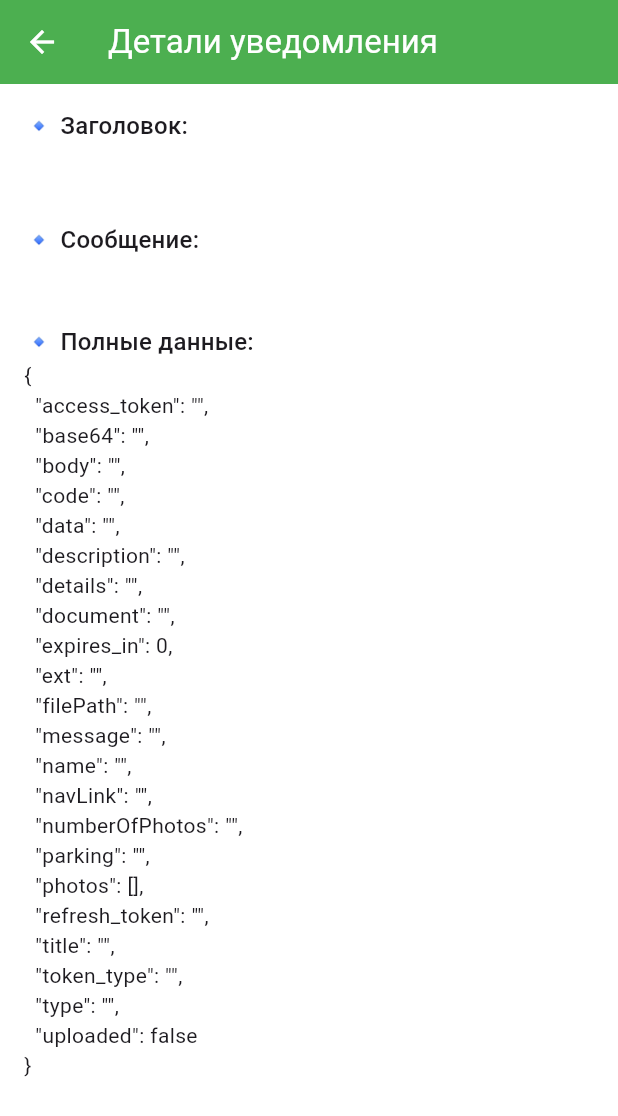
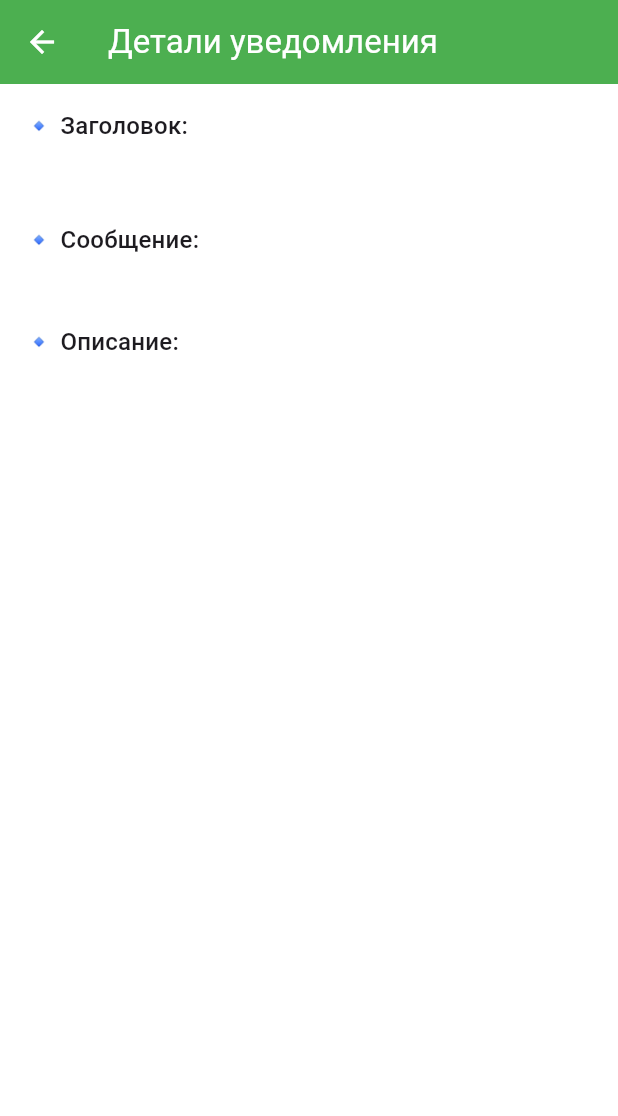
Before and after one commit to Heijin/ProfitLeagueDocuments, a Flutter app: the PushDetailsScreen screen opened directly with empty values, on a phone screen of 412 x 824 dp. Shown: the top 1116 px of the screen. Run offline on Flutter 3.47's test engine with Material 3 defaults, Android fonts, the phone set to English and light mode, and no system bars; our stand-ins replace firebase_core, firebase_messaging, flutter_local_notifications, flutter_secure_storage, image_picker, percent_indicator and 1 more; missing offline and left inert: mobile_scanner, pro_image_editor; accounts and stored records are empty; network calls fail; project files that could hold a hidden picture were left out.

Commit message:
навигационное меню список задач

```diff
--- a/lib/features/auth/screens/authorization_screen.dart
+++ b/lib/features/auth/screens/authorization_screen.dart
@@ -3,13 +3,13 @@ import 'package:flutter/material.dart';
 import 'package:crypto/crypto.dart';
 import 'package:firebase_messaging/firebase_messaging.dart';
 import 'package:profit_league_documents/api/api_client.dart';
-import 'package:profit_league_documents/features/documents/screens/document_screen.dart';
 import 'package:profit_league_documents/features/auth/screens/registration_screen.dart';
 import 'package:profit_league_documents/shared/auth_storage.dart';
 import 'package:profit_league_documents/shared/widgets/company_footer.dart';
 import 'package:profit_league_documents/firebase/firebase_service.dart';
 import 'package:profit_league_documents/features/notifications/screens/push_details_screen.dart';
 import 'package:profit_league_documents/navigation_service.dart';
+import 'package:profit_league_documents/main_navigation.dart';
 
 class AuthorizationScreen extends StatefulWidget {
   final ApiClient apiClient;
@@ -80,7 +80,8 @@ class _AuthorizationScreenState extends State<AuthorizationScreen> {
         Navigator.pushReplacement(
           context,
           MaterialPageRoute(
-            builder: (context) => DocumentScreen(apiClient: widget.apiClient),
+            //builder: (context) => DocumentScreen(apiClient: widget.apiClient),
+            builder: (_) => MainNavigation(apiClient: widget.apiClient),
           ),
         );
       }
--- a/lib/features/notifications/screens/push_details_screen.dart
+++ b/lib/features/notifications/screens/push_details_screen.dart
@@ -1,18 +1,84 @@
+import 'package:flutter/material.dart';
+import 'package:profit_league_documents/api/api_client.dart';
 import 'dart:convert';
-import 'package:flutter/material.dart';
 
-class PushDetailsScreen extends StatelessWidget {
+class PushDetailsScreen extends StatefulWidget {
   final Map<String, dynamic> data;
 
   const PushDetailsScreen({super.key, required this.data});
 
   @override
+  State<PushDetailsScreen> createState() => _PushDetailsScreenState();
+}
+
+class _PushDetailsScreenState extends State<PushDetailsScreen> {
+  bool _isTakingTask = false;
+  bool _taskTaken = false;
+  String? _errorMessage;
+
+  final ApiClient _apiClient = ApiClient();
+
+  Future<void> _takeOnTask(String id) async {
+    final confirmed = await showDialog<bool>(
+      context: context,
+      builder: (context) => AlertDialog(
+        title: const Text('Подтверждение'),
+        content: const Text('Вы точно берете в работу?'),
+        actions: [
+          TextButton(
+            onPressed: () => Navigator.pop(context, false),
+            child: const Text('Нет'),
+          ),
+          TextButton(
+            onPressed: () => Navigator.pop(context, true),
+            child: const Text('Да'),
+          ),
+        ],
+      ),
+    );
+
+    if (confirmed != true) return;
+
+    setState(() {
+      _isTakingTask = true;
+      _errorMessage = null;
+    });
+
+    try {
+      final response = await _apiClient.get('/takeOnTask?id=$id');
+      final body = response.body;
+      if (response.statusCode == 200) {
+        setState(() {
+          _taskTaken = true;
+        });
+      } else {
+        final decoded = json.decode(body);
+        _errorMessage = 'Ошибка: ${decoded['message']}';
+      }
+    } catch (e) {
+      setState(() {
+        _errorMessage = e.toString();
+      });
+    } finally {
+      setState(() {
+        _isTakingTask = false;
+      });
+    }
+  }
+
+  @override
   Widget build(BuildContext context) {
+    final data = widget.data;
     final title = data['title'] ?? 'Без заголовка';
     final body = data['body'] ?? 'Без текста';
+    final desc = data['desc'] ?? '—';
+    final isNewTask = data['type'] == 'new_task';
+    final taskId = data['id']?.toString();
 
     return Scaffold(
-      appBar: AppBar(title: const Text('Детали уведомления')),
+      appBar: AppBar(
+        title: const Text('Детали уведомления'),
+      ),
       body: Padding(
         padding: const EdgeInsets.all(16),
         child: ListView(
@@ -23,8 +89,39 @@ class PushDetailsScreen extends StatelessWidget {
             Text('🔹 Сообщение:', style: Theme.of(context).textTheme.titleMedium),
             Text(body, style: Theme.of(context).textTheme.bodyLarge),
             const SizedBox(height: 20),
-            Text('🔹 Полные данные:', style: Theme.of(context).textTheme.titleMedium),
-            Text(const JsonEncoder.withIndent('  ').convert(data)),
+            Text('🔹 Описание:', style: Theme.of(context).textTheme.titleMedium),
+            Text(desc, style: Theme.of(context).textTheme.bodyMedium),
+            const SizedBox(height: 20),
+
+            if (isNewTask && taskId != null)
+              Column(
+                crossAxisAlignment: CrossAxisAlignment.start,
+                children: [
+                  ElevatedButton(
+                    onPressed: (_taskTaken || _isTakingTask)
+                        ? null
+                        : () => _takeOnTask(taskId),
+                    child: _isTakingTask
+                        ? const SizedBox(
+                      height: 16,
+                      width: 16,
+                      child: CircularProgressIndicator(strokeWidth: 2),
+                    )
+                        : const Text('Взять в работу'),
+                  ),
+                  const SizedBox(height: 10),
+                  if (_taskTaken)
+                    const Text(
+                      'Задание взято в работу',
+                      style: TextStyle(color: Colors.green),
+                    ),
+                  if (_errorMessage != null)
+                    Text(
+                      _errorMessage!,
+                      style: const TextStyle(color: Colors.red),
+                    ),
+                ],
+              ),
           ],
         ),
       ),
--- a/lib/main.dart
+++ b/lib/main.dart
@@ -1,11 +1,11 @@
 import 'package:flutter/material.dart';
 import 'package:profit_league_documents/api/api_client.dart';
 import 'package:profit_league_documents/features/auth/screens/authorization_screen.dart';
-import 'package:profit_league_documents/features/documents/screens/document_screen.dart';
 import 'package:profit_league_documents/features/notifications/screens/push_details_screen.dart';
 import 'package:profit_league_documents/shared/auth_storage.dart';
 import 'package:profit_league_documents/firebase/firebase_service.dart';
 import 'package:profit_league_documents/navigation_service.dart';
+import 'package:profit_league_documents/main_navigation.dart';
 
 void main() async {
   WidgetsFlutterBinding.ensureInitialized();
@@ -71,7 +71,8 @@ class _StartScreenState extends State<StartScreen> {
           Navigator.pushReplacement(
             context,
             MaterialPageRoute(
-              builder: (_) => DocumentScreen(apiClient: widget.apiClient),
+              //builder: (_) => DocumentScreen(apiClient: widget.apiClient),
+              builder: (_) => MainNavigation(apiClient: widget.apiClient),
             ),
           );
 
```
Also changed, not shown: lib/api/models/task.dart (added, +26 -0 lines), lib/features/documents/screens/document_screen.dart (+0 -40 lines), lib/features/documents/screens/task_list_screen.dart (added, +139 -0 lines), lib/main_navigation.dart (added, +55 -0 lines), 1 other file.
